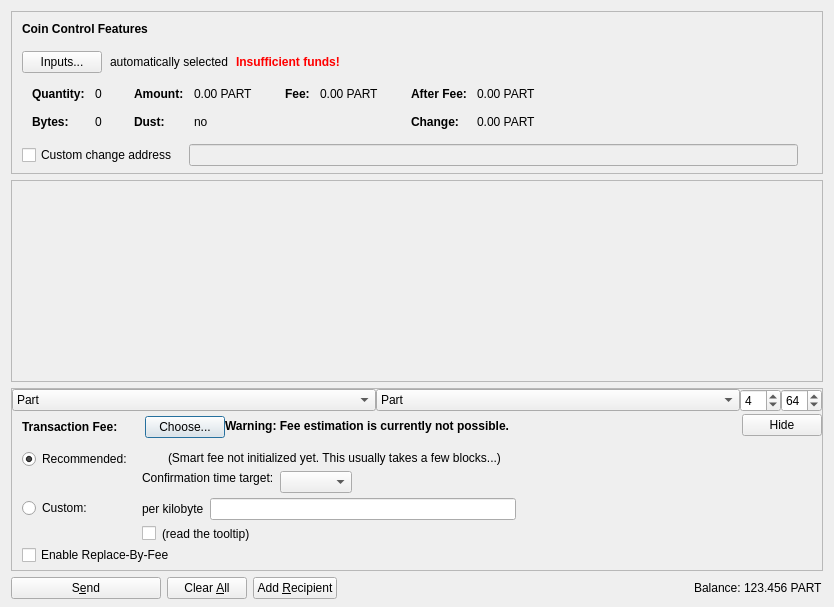
Old version of the form src/qt/forms/sendcoinsdialog.ui in the repository amigochain/amg-chain-source-code.
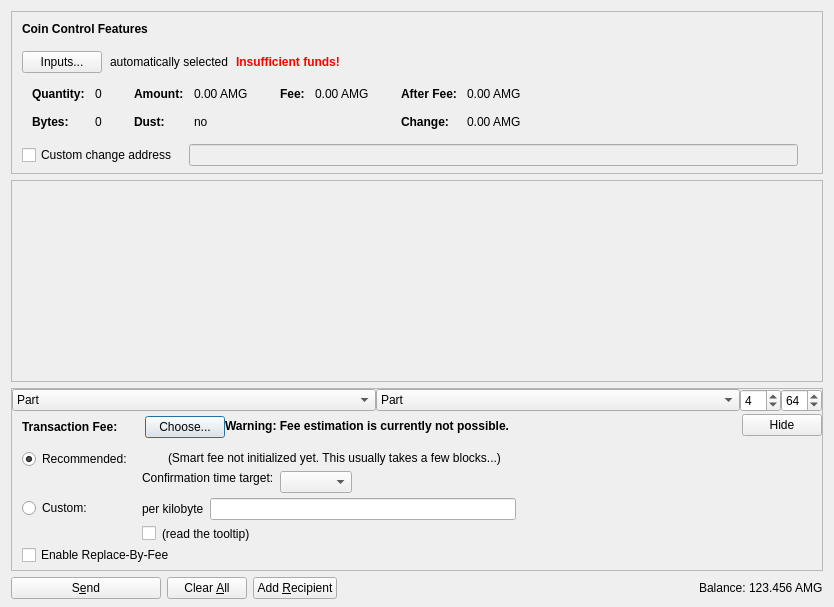
New version of the form. Icons and pictures are not drawn. Custom widgets are drawn as their Qt base class.

Commit message: PART->AMG

Patch:
```diff
--- a/src/qt/forms/sendcoinsdialog.ui
+++ b/src/qt/forms/sendcoinsdialog.ui
@@ -324,7 +324,7 @@
                   <enum>Qt::ActionsContextMenu</enum>
                  </property>
                  <property name="text">
-                  <string notr="true">0.00 PART</string>
+                  <string notr="true">0.00 AMG</string>
                  </property>
                  <property name="textInteractionFlags">
                   <set>Qt::LinksAccessibleByMouse|Qt::TextSelectableByKeyboard|Qt::TextSelectableByMouse</set>
@@ -404,7 +404,7 @@
                   <enum>Qt::ActionsContextMenu</enum>
                  </property>
                  <property name="text">
-                  <string notr="true">0.00 PART</string>
+                  <string notr="true">0.00 AMG</string>
                  </property>
                  <property name="textInteractionFlags">
                   <set>Qt::LinksAccessibleByMouse|Qt::TextSelectableByKeyboard|Qt::TextSelectableByMouse</set>
@@ -455,7 +455,7 @@
                   <enum>Qt::ActionsContextMenu</enum>
                  </property>
                  <property name="text">
-                  <string notr="true">0.00 PART</string>
+                  <string notr="true">0.00 AMG</string>
                  </property>
                  <property name="textInteractionFlags">
                   <set>Qt::LinksAccessibleByMouse|Qt::TextSelectableByKeyboard|Qt::TextSelectableByMouse</set>
@@ -484,7 +484,7 @@
                   <enum>Qt::ActionsContextMenu</enum>
                  </property>
                  <property name="text">
-                  <string notr="true">0.00 PART</string>
+                  <string notr="true">0.00 AMG</string>
                  </property>
                  <property name="textInteractionFlags">
                   <set>Qt::LinksAccessibleByMouse|Qt::TextSelectableByKeyboard|Qt::TextSelectableByMouse</set>
@@ -1330,7 +1330,7 @@
           <cursorShape>IBeamCursor</cursorShape>
          </property>
          <property name="text">
-          <string notr="true">123.456 PART</string>
+          <string notr="true">123.456 AMG</string>
          </property>
          <property name="textInteractionFlags">
           <set>Qt::LinksAccessibleByMouse|Qt::TextSelectableByKeyboard|Qt::TextSelectableByMouse</set>
```
The commit also changes 8 other files.
